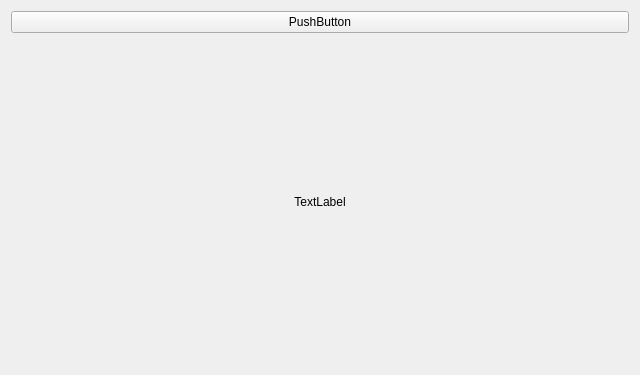
First picture: the form in epyq/widgets/button.ui, repository epcpower/st, before the edit.
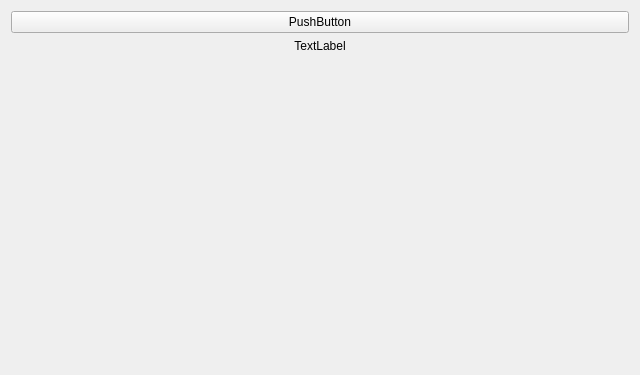
Second picture: the form after the edit.

Commit message:
Tidy up widget label alignment and preferred widths
Before: {F171}
After: {F173}

Ref T183

Patch:
```diff
--- a/epyq/widgets/button.ui
+++ b/epyq/widgets/button.ui
@@ -29,7 +29,7 @@
         <string>TextLabel</string>
        </property>
        <property name="alignment">
-        <set>Qt::AlignCenter</set>
+        <set>Qt::AlignHCenter|Qt::AlignTop</set>
        </property>
       </widget>
      </item>
```
The commit also changes 6 other files.
